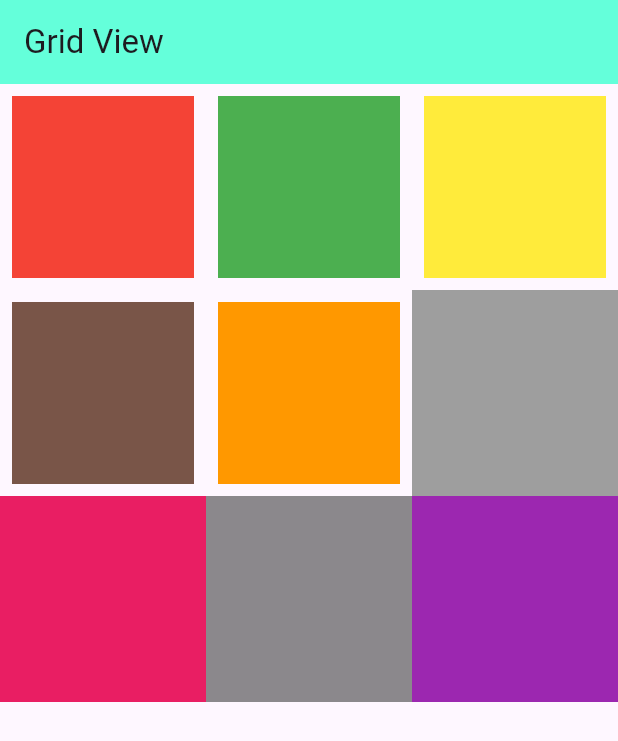
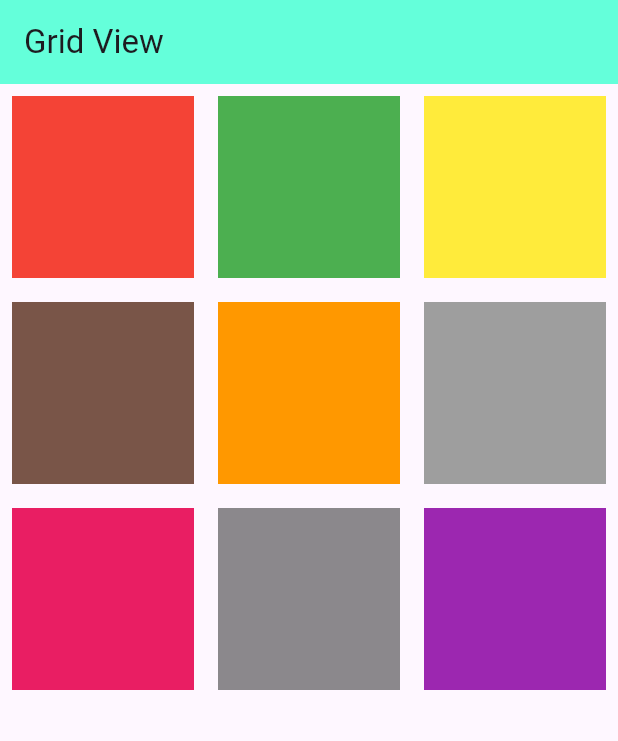
Before and after one commit to Piyushbhatt7/Flutter-Widgets, a Flutter app: the screen it shows after launch, on a phone screen of 412 x 824 dp. Shown: the top 741 px of the screen. Run offline on Flutter 3.47's test engine with Material 3 defaults, Android fonts, the phone set to English and light mode, and no system bars.

```diff
--- a/lib/GridView.dart
+++ b/lib/GridView.dart
@@ -46,10 +46,22 @@ class Gridview extends StatelessWidget {
            padding: const EdgeInsets.all(8.0),
            child: Container(color: arrColors[4],),
          ),
-         Container(color: arrColors[5],),
-         Container(color: arrColors[6],),
-         Container(color: arrColors[7],),
-         Container(color: arrColors[8],),
+         Padding(
+           padding: const EdgeInsets.all(8.0),
+           child: Container(color: arrColors[5],),
+         ),
+         Padding(
+           padding: const EdgeInsets.all(8.0),
+           child: Container(color: arrColors[6],),
+         ),
+         Padding(
+           padding: const EdgeInsets.all(8.0),
+           child: Container(color: arrColors[7],),
+         ),
+         Padding(
+           padding: const EdgeInsets.all(8.0),
+           child: Container(color: arrColors[8],),
+         ),
       ],
 
 
```
